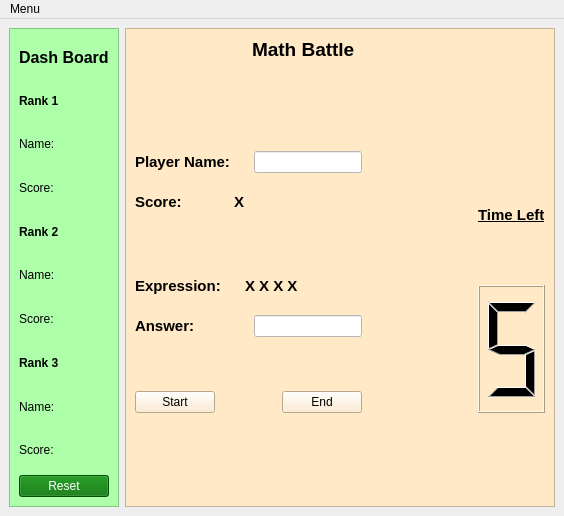
This is gui/mainpage.ui in nahidusha/Math_Battle as Qt 5 draws it before an edit. The edited form follows.
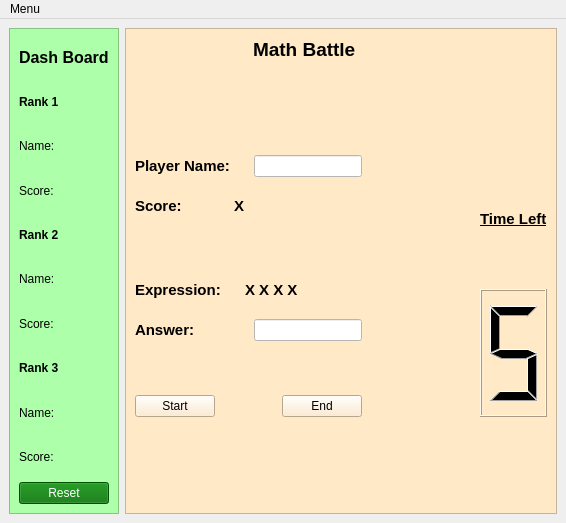
This is the edited form.

Commit message: elements of the dash board section loaded to the script

The edit to the form file:
```diff
--- a/gui/mainpage.ui
+++ b/gui/mainpage.ui
@@ -6,8 +6,8 @@
    <rect>
     <x>0</x>
     <y>0</y>
-    <width>564</width>
-    <height>516</height>
+    <width>566</width>
+    <height>523</height>
    </rect>
   </property>
   <property name="windowTitle">
@@ -568,7 +568,7 @@
     <rect>
      <x>0</x>
      <y>0</y>
-     <width>564</width>
+     <width>566</width>
      <height>22</height>
     </rect>
    </property>
```
Left out of the diff: 30 changed lines with no effect on the pictures. The commit also changes 1 other file.
